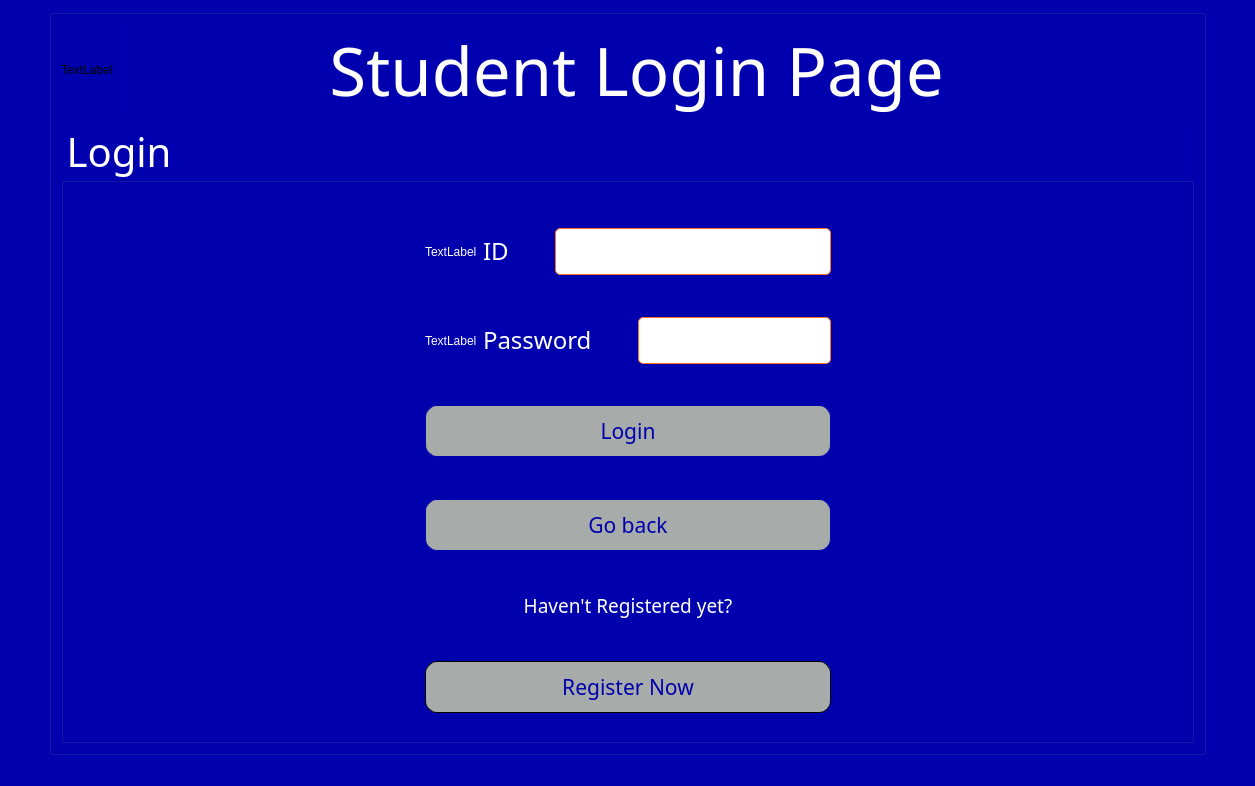
Above: ExamSphereV1/studentlogin.ui from BiratBC/ExamSphereV1 before the change. Below: the same form after it.
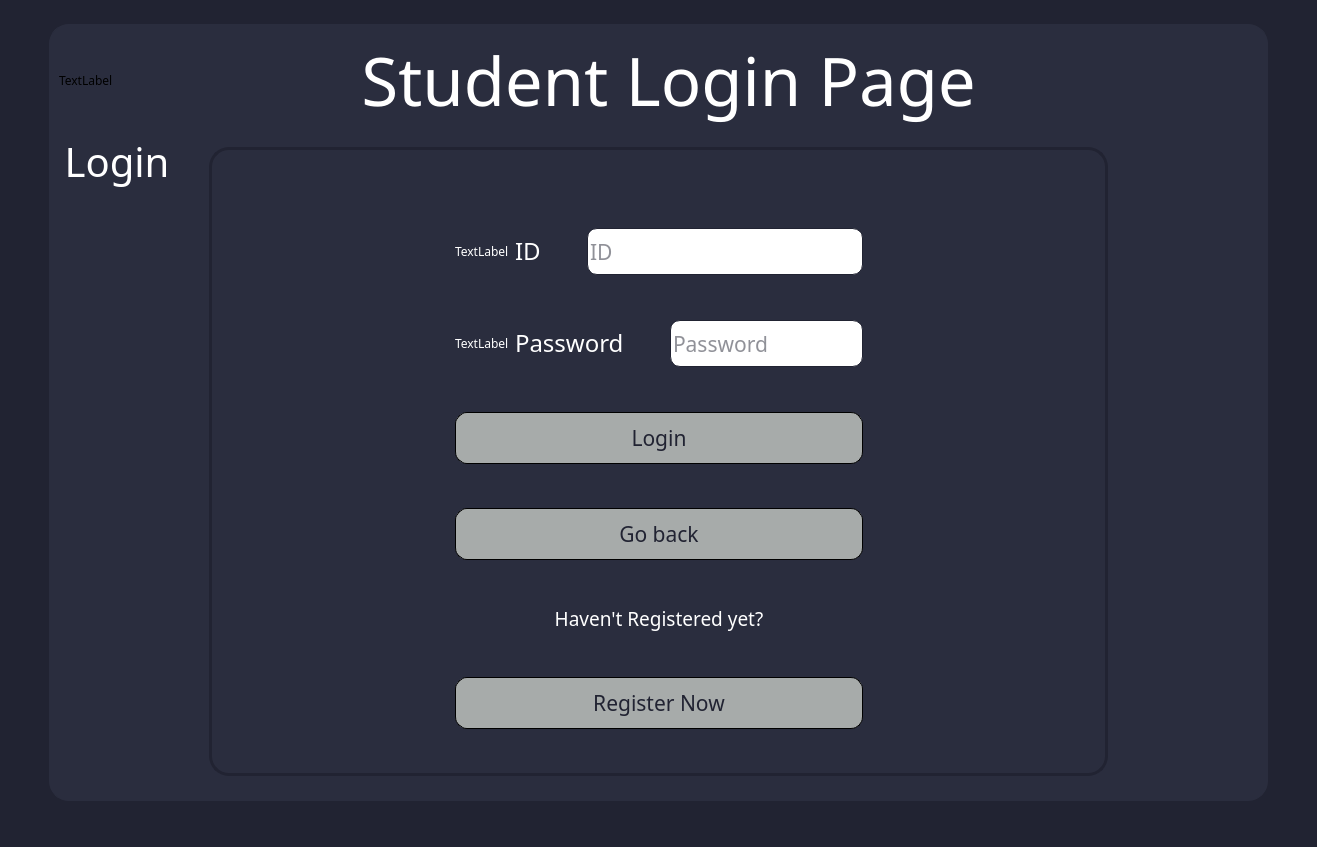
That is the form after the change.

```diff
--- a/ExamSphereV1/studentlogin.ui
+++ b/ExamSphereV1/studentlogin.ui
@@ -6,19 +6,46 @@
    <rect>
     <x>0</x>
     <y>0</y>
-    <width>1255</width>
-    <height>786</height>
+    <width>1317</width>
+    <height>847</height>
    </rect>
   </property>
   <property name="windowTitle">
    <string>ExamSphere</string>
   </property>
   <property name="styleSheet">
-   <string notr="true">background-color: rgba(0,0,174,255)
+   <string notr="true">*{
+	background-color: rgba(33,35,50,255);
+font-family:Ubuntu Medium;
+}
 
 </string>
   </property>
   <widget class="QWidget" name="centralwidget">
+   <property name="styleSheet">
+    <string notr="true">*{
+	background-color: rgba(33,35,50,255);
+font-family:Ubuntu Medium;
+}
+QLineEdit
+{
+border: 1px solid;
+border-color: rgba(33,35,50,255);
+border-radius:10px;
+height:45px;
+color:rgba(33,35,50,255);
+}
+QPushButton
+{
+background-color: #a7abaa;
+color: rgba(0,0,173,255);
+border-radius: 12px; 
+border: 1px solid;
+border-color: rgba(33,35,50,255);
+height:50px;
+width:100px;
+}</string>
+   </property>
    <layout class="QGridLayout" name="gridLayout">
     <item row="0" column="3">
      <spacer name="horizontalSpacer_6">
@@ -39,7 +66,18 @@
     <item row="0" column="1">
      <widget class="QGroupBox" name="groupBox">
       <property name="styleSheet">
-       <string notr="true">background-color: rgba(0,0,174,255);</string>
+       <string notr="true">*{
+	background-color: rgba(42,45,62,255);
+font-family:Ubuntu Medium;
+}
+QGroupBox
+{
+margin-top:15%;
+margin-bottom:15%;
+	border:1px solid;
+	border-color: rgb(42, 45, 62);
+border-radius:20px;
+}</string>
       </property>
       <property name="title">
        <string/>
@@ -64,7 +102,7 @@
            </property>
            <property name="font">
             <font>
-             <family>Ac437 IBM EGA 8x8</family>
+             <family>Ubuntu 7</family>
              <pointsize>50</pointsize>
             </font>
            </property>
@@ -98,16 +136,29 @@
         <widget class="QGroupBox" name="Login">
          <property name="font">
           <font>
-           <family>Ac437 IBM EGA 8x8</family>
+           <family>Ubuntu 7</family>
            <pointsize>30</pointsize>
           </font>
          </property>
          <property name="styleSheet">
-          <string notr="true">color:#fff;</string>
+          <string notr="true">*{
+color:#fff;
+}
+QGroupBox
+{
+margin-left:150px;
+margin-right:150px;
+	border:3px solid;
+	border-color: rgba(33,35,50,255);
+border-radius:20px;
+}</string>
          </property>
          <property name="title">
           <string>Login</string>
          </property>
+         <property name="alignment">
+          <set>Qt::AlignLeading|Qt::AlignLeft|Qt::AlignVCenter</set>
+         </property>
          <layout class="QGridLayout" name="gridLayout_3">
           <item row="2" column="1">
            <layout class="QVBoxLayout" name="verticalLayout_3">
@@ -129,7 +180,7 @@
                  <widget class="QLabel" name="id">
                   <property name="font">
                    <font>
-                    <family>Ac437 IBM EGA 8x8</family>
+                    <family>Ubuntu 7</family>
                     <pointsize>18</pointsize>
                    </font>
                   </property>
@@ -158,17 +209,16 @@
                  <widget class="QLineEdit" name="idLine">
                   <property name="font">
                    <font>
-                    <family>Ac437 IBM CGA</family>
+                    <family>Ubuntu 7</family>
                     <pointsize>16</pointsize>
                    </font>
                   </property>
                   <property name="styleSheet">
-                   <string notr="true">border: 1px solid;
-border-color: rgb(255, 111, 42);
-border-radius:5px;
-height:45px;
-background-color: rgb(255, 255, 255);
-color:#0000ad;</string>
+                   <string notr="true">background-color: rgb(255, 255, 255);
+color:rgba(33,35,50,255);</string>
+                  </property>
+                  <property name="placeholderText">
+                   <string>ID</string>
                   </property>
                  </widget>
                 </item>
@@ -203,7 +253,7 @@
                  <widget class="QLabel" name="password">
                   <property name="font">
                    <font>
-                    <family>Ac437 IBM EGA 8x8</family>
+                    <family>Ubuntu 7</family>
                     <pointsize>18</pointsize>
                    </font>
                   </property>
@@ -232,21 +282,20 @@
                  <widget class="QLineEdit" name="passwordLine">
                   <property name="font">
                    <font>
-                    <family>Ac437 IBM CGA</family>
+                    <family>Ubuntu 7</family>
                     <pointsize>16</pointsize>
                    </font>
                   </property>
                   <property name="styleSheet">
                    <string notr="true">background-color: rgb(255, 255, 255);
-border: 1px solid;
-border-color: rgb(255, 111, 42);
-border-radius:5px;
-height:45px;
-color:#0000ad;</string>
+color:rgba(33,35,50,255);</string>
                   </property>
                   <property name="echoMode">
                    <enum>QLineEdit::Password</enum>
                   </property>
+                  <property name="placeholderText">
+                   <string>Password</string>
+                  </property>
                  </widget>
                 </item>
                </layout>
@@ -273,7 +322,7 @@
              <widget class="QPushButton" name="pushButton">
               <property name="font">
                <font>
-                <family>Ac437 IBM EGA 8x8</family>
+                <family>Ubuntu 7</family>
                 <pointsize>16</pointsize>
                </font>
               </property>
@@ -282,10 +331,9 @@
               </property>
               <property name="styleSheet">
                <string notr="true">background-color: #a7abaa;
-color: rgba(0,0,173,255);
+color: rgb(33, 35, 50);
 border-radius: 12px; 
 border: 1px solid;
-border-color: #0000ad;
 height:50px;
 width:100px;</string>
               </property>
@@ -314,7 +362,7 @@
              <widget class="QPushButton" name="pushButton_2">
               <property name="font">
                <font>
-                <family>Ac437 IBM EGA 8x8</family>
+                <family>Ubuntu 7</family>
                 <pointsize>16</pointsize>
                </font>
               </property>
@@ -323,11 +371,11 @@
               </property>
               <property name="styleSheet">
                <string notr="true">background-color: #a7abaa;
-color:rgba(0,0,173,255);
+color: rgb(33, 35, 50);
 border-radius: 12px; 
 border: 1px solid;
-border-color: #0000ad;
-height:50px;</string>
+height:50px;
+width:100px;</string>
               </property>
               <property name="text">
                <string>Go back</string>
@@ -354,7 +402,7 @@
              <widget class="QLabel" name="label_2">
               <property name="font">
                <font>
-                <family>Ac437 IBM EGA 8x8</family>
+                <family>Ubuntu 7</family>
                 <pointsize>14</pointsize>
                </font>
               </property>
@@ -389,7 +437,7 @@
              <widget class="QPushButton" name="pushButton_3">
               <property name="font">
                <font>
-                <family>Ac437 IBM EGA 8x8</family>
+                <family>Ubuntu 7</family>
                 <pointsize>16</pointsize>
                </font>
               </property>
@@ -397,12 +445,12 @@
                <cursorShape>PointingHandCursor</cursorShape>
               </property>
               <property name="styleSheet">
-               <string notr="true">background-color:rgba(167,171,170,255);
+               <string notr="true">background-color: #a7abaa;
+color: rgb(33, 35, 50);
 border-radius: 12px; 
 border: 1px solid;
-
-color:rgba(0,0,173,255);
-height:50px;</string>
+height:50px;
+width:100px;</string>
               </property>
               <property name="text">
                <string>Register Now</string>
```
Left out of the diff: 4 changed lines with no effect on the pictures.
